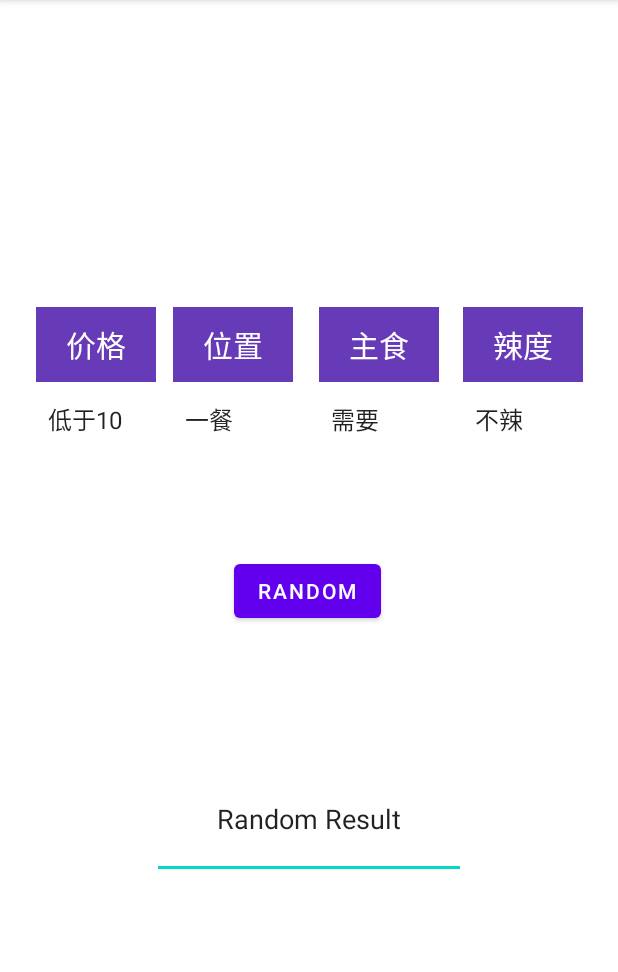
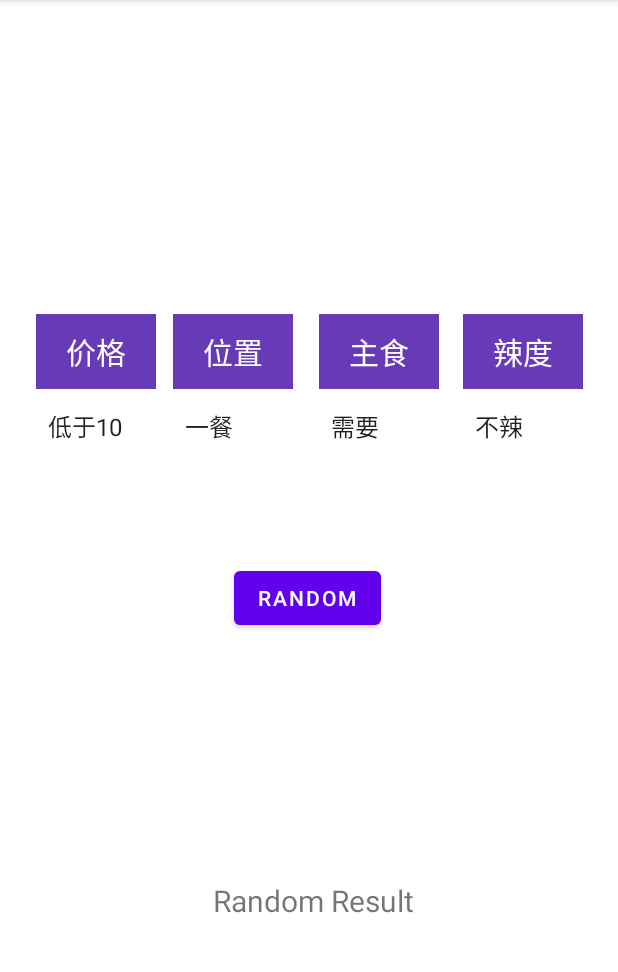
Before and after one commit to RubbishD/SJTU, an Android app: the fragment RandomFragment shown on its own in the app's theme, on a phone screen of 412 x 824 dp, the part 84-1056 px from its top. Run offline under Robolectric (Android 15) with nearby library versions, the phone set to English and light mode, and no system bars; our stand-ins replace navigation-ui.

Commit message:
functionality finished

```diff
--- a/app/src/main/java/com/example/sjtu/RandomFragment.java
+++ b/app/src/main/java/com/example/sjtu/RandomFragment.java
@@ -1,12 +1,24 @@
 package com.example.sjtu;
 
+import android.content.Intent;
 import android.os.Bundle;
 
+import androidx.annotation.NonNull;
+import androidx.annotation.Nullable;
 import androidx.fragment.app.Fragment;
+import androidx.navigation.Navigation;
+import androidx.navigation.ui.NavigationUI;
 
 import android.view.LayoutInflater;
 import android.view.View;
 import android.view.ViewGroup;
+import android.widget.AdapterView;
+import android.widget.Button;
+import android.widget.Spinner;
+import android.widget.TextView;
+import android.widget.Toast;
+
+import java.util.Random;
 
 /**
  * A simple {@link Fragment} subclass.
@@ -55,10 +67,84 @@ public class RandomFragment extends Fragment {
         }
     }
 
+
     @Override
     public View onCreateView(LayoutInflater inflater, ViewGroup container,
                              Bundle savedInstanceState) {
         // Inflate the layout for this fragment
         return inflater.inflate(R.layout.fragment_random, container, false);
     }
+
+    @Override
+    public void onViewCreated(@NonNull View view, @Nullable Bundle savedInstanceState) {
+        super.onViewCreated(view, savedInstanceState);
+
+        Button randombutton = getActivity().findViewById(R.id.random);
+        TextView randomres = getActivity().findViewById(R.id.textViewRan);
+        Spinner price = getActivity().findViewById(R.id.spinner1);
+        Spinner place = getActivity().findViewById(R.id.spinner2);
+        Spinner stfood = getActivity().findViewById(R.id.spinner3);
+        Spinner spice = getActivity().findViewById(R.id.spinner4);
+        final String[] priceCon = {price.getSelectedItem().toString()};
+        final String[] placeCon = {place.getSelectedItem().toString()};
+        final String[] stfoodCon = {stfood.getSelectedItem().toString()};
+        final String[] spiceCon = {spice.getSelectedItem().toString()};
+
+        randombutton.setOnClickListener(new  View.OnClickListener() {
+            @Override
+            public void onClick(View view) {
+                int num = getRandom();
+                randomres.setText("SB number." + num + "\n价格: " + priceCon[0]
+                + "\n地点: " + placeCon[0] + "\n主食: " + stfoodCon[0] + "\n辣度: " + spiceCon[0]);
+            }
+        });
+
+        price.setOnItemSelectedListener(new Spinner.OnItemSelectedListener() {
+            @Override
+            public void onItemSelected(AdapterView<?> parent, View view, int position, long id) {
+                 priceCon[0] = price.getSelectedItem().toString();
+            }
+            @Override
+            public void onNothingSelected(AdapterView<?> parent) {
+            }
+        });
+
+        place.setOnItemSelectedListener(new Spinner.OnItemSelectedListener() {
+            @Override
+            public void onItemSelected(AdapterView<?> parent, View view, int position, long id) {
+                placeCon[0] = place.getSelectedItem().toString();
+            }
+            @Override
+            public void onNothingSelected(AdapterView<?> parent) {
+            }
+        });
+
+        stfood.setOnItemSelectedListener(new Spinner.OnItemSelectedListener() {
+            @Override
+            public void onItemSelected(AdapterView<?> parent, View view, int position, long id) {
+                stfoodCon[0] = stfood.getSelectedItem().toString();
+            }
+            @Override
+            public void onNothingSelected(AdapterView<?> parent) {
+            }
+        });
+
+        spice.setOnItemSelectedListener(new Spinner.OnItemSelectedListener() {
+            @Override
+            public void onItemSelected(AdapterView<?> parent, View view, int position, long id) {
+                spiceCon[0] = spice.getSelectedItem().toString();
+            }
+            @Override
+            public void onNothingSelected(AdapterView<?> parent) {
+            }
+        });
+
+    }
+
+    public static int getRandom() {
+        int[] array = new int[] {1, 2, 3, 4, 5, 6, 7, 8, 9, 10};
+        int rnd = new Random().nextInt(array.length);
+        return array[rnd];
+    }
+
 }
--- a/app/src/main/res/layout/fragment_random.xml
+++ b/app/src/main/res/layout/fragment_random.xml
@@ -14,7 +14,7 @@
         android:layout_marginStart="156dp"
         android:layout_marginBottom="88dp"
         android:text="Random"
-        app:layout_constraintBottom_toTopOf="@+id/editTextTextPersonName"
+        app:layout_constraintBottom_toTopOf="@+id/textViewRan"
         app:layout_constraintStart_toStartOf="parent" />
 
     <Spinner
@@ -26,7 +26,7 @@
         android:background="@color/white"
         android:entries="@array/priceArray"
         android:spinnerMode="dropdown"
-        app:layout_constraintBottom_toTopOf="@+id/editTextTextPersonName"
+        app:layout_constraintBottom_toTopOf="@+id/textViewRan"
         app:layout_constraintStart_toStartOf="parent" />
 
     <Spinner
@@ -42,7 +42,7 @@
         app:layout_constraintStart_toEndOf="@+id/spinner1" />
 
     <Spinner
-        android:id="@+id/spinner4"
+        android:id="@+id/spinner3"
         android:layout_width="80dp"
         android:layout_height="50dp"
         android:layout_marginStart="17dp"
@@ -54,7 +54,7 @@
         app:layout_constraintStart_toEndOf="@+id/spinner2" />
 
     <Spinner
-        android:id="@+id/spinner5"
+        android:id="@+id/spinner4"
         android:layout_width="80dp"
         android:layout_height="50dp"
         android:layout_marginStart="16dp"
@@ -62,11 +62,11 @@
         android:background="@color/white"
         android:entries="@array/hotArray"
         android:spinnerMode="dropdown"
-        app:layout_constraintBottom_toTopOf="@+id/editTextTextPersonName"
-        app:layout_constraintStart_toEndOf="@+id/spinner4" />
+        app:layout_constraintBottom_toTopOf="@+id/textViewRan"
+        app:layout_constraintStart_toEndOf="@+id/spinner3" />
 
     <TextView
-        android:id="@+id/textView"
+        android:id="@+id/textView1"
         android:layout_width="80dp"
         android:layout_height="50dp"
         android:layout_marginStart="24dp"
@@ -81,7 +81,7 @@
         app:layout_constraintStart_toStartOf="parent" />
 
     <TextView
-        android:id="@+id/textView4"
+        android:id="@+id/textView2"
         android:layout_width="80dp"
         android:layout_height="50dp"
         android:layout_marginStart="11dp"
@@ -92,10 +92,10 @@
         android:textSize="20dp"
         android:gravity="center"
         app:layout_constraintBottom_toTopOf="@+id/spinner2"
-        app:layout_constraintStart_toEndOf="@+id/textView" />
+        app:layout_constraintStart_toEndOf="@+id/textView1" />
 
     <TextView
-        android:id="@+id/textView5"
+        android:id="@+id/textView3"
         android:layout_width="80dp"
         android:layout_height="50dp"
         android:layout_marginStart="17dp"
@@ -105,11 +105,11 @@
         android:textColor="@color/white"
         android:textSize="20dp"
         android:gravity="center"
-        app:layout_constraintBottom_toTopOf="@+id/spinner4"
-        app:layout_constraintStart_toEndOf="@+id/textView4" />
+        app:layout_constraintBottom_toTopOf="@+id/spinner3"
+        app:layout_constraintStart_toEndOf="@+id/textView2" />
 
     <TextView
-        android:id="@+id/textView6"
+        android:id="@+id/textView4"
         android:layout_width="80dp"
         android:layout_height="50dp"
         android:layout_marginStart="16dp"
@@ -119,19 +119,19 @@
         android:textColor="@color/white"
         android:textSize="20dp"
         android:gravity="center"
-        app:layout_constraintBottom_toTopOf="@+id/spinner5"
-        app:layout_constraintStart_toEndOf="@+id/textView5" />
+        app:layout_constraintBottom_toTopOf="@+id/spinner4"
+        app:layout_constraintStart_toEndOf="@+id/textView3" />
 
-    <EditText
-        android:id="@+id/editTextTextPersonName"
+    <TextView
+        android:id="@+id/textViewRan"
         android:layout_width="209dp"
-        android:layout_height="80dp"
-        android:layout_marginStart="101dp"
-        android:layout_marginBottom="182dp"
+        android:layout_height="180dp"
+        android:layout_marginStart="104dp"
+        android:layout_marginBottom="77dp"
         android:ems="10"
-        android:inputType="textPersonName"
+        android:gravity="center"
         android:text="Random Result"
-        android:gravity="center"
+        android:textSize="20dp"
         app:layout_constraintBottom_toBottomOf="parent"
         app:layout_constraintStart_toStartOf="parent" />
 
```
Also changed, not shown: 2 other files.
